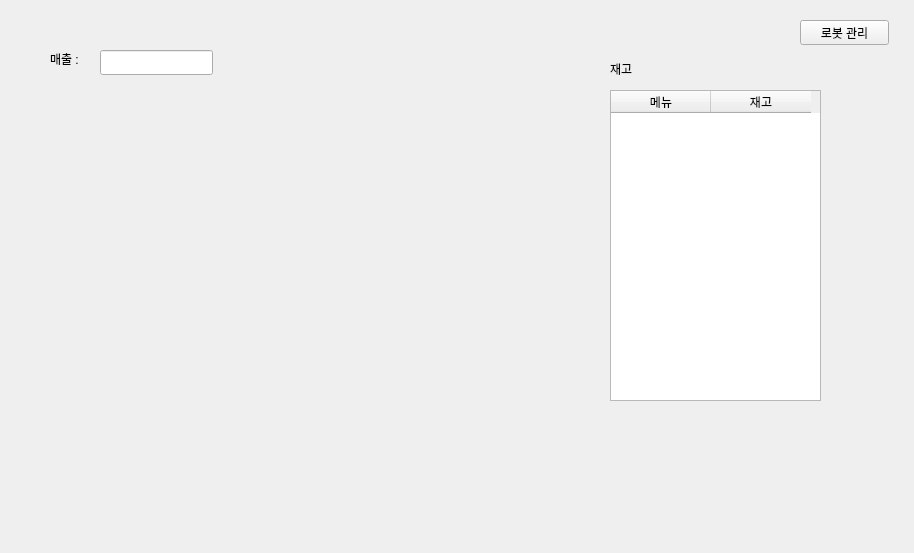
Qt form store/ui/store.ui (cccsssshh/Aris_Team5) before a commit.
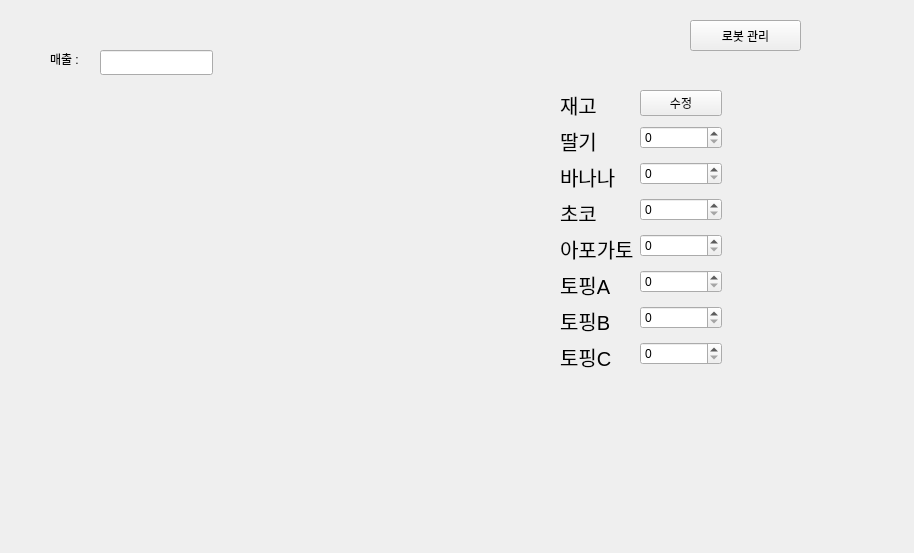
The same form after that commit.

The edit to the form file:
```diff
--- a/store/ui/store.ui
+++ b/store/ui/store.ui
@@ -17,10 +17,10 @@
    <widget class="QPushButton" name="robotManageBtn">
     <property name="geometry">
      <rect>
-      <x>800</x>
+      <x>690</x>
       <y>20</y>
-      <width>89</width>
-      <height>25</height>
+      <width>111</width>
+      <height>31</height>
      </rect>
     </property>
     <property name="text">
@@ -40,39 +40,6 @@
      <string>매출 :</string>
     </property>
    </widget>
-   <widget class="QTableWidget" name="stockTable">
-    <property name="geometry">
-     <rect>
-      <x>610</x>
-      <y>90</y>
-      <width>211</width>
-      <height>311</height>
-     </rect>
-    </property>
-    <column>
-     <property name="text">
-      <string>메뉴</string>
-     </property>
-    </column>
-    <column>
-     <property name="text">
-      <string>재고</string>
-     </property>
-    </column>
-   </widget>
-   <widget class="QLabel" name="stockLabel">
-    <property name="geometry">
-     <rect>
-      <x>610</x>
-      <y>60</y>
-      <width>67</width>
-      <height>17</height>
-     </rect>
-    </property>
-    <property name="text">
-     <string>재고</string>
-    </property>
-   </widget>
    <widget class="QWidget" name="calendarContainer" native="true">
     <property name="geometry">
      <rect>
@@ -96,6 +63,142 @@
      <bool>true</bool>
     </property>
    </widget>
+   <widget class="QWidget" name="">
+    <property name="geometry">
+     <rect>
+      <x>560</x>
+      <y>90</y>
+      <width>162</width>
+      <height>285</height>
+     </rect>
+    </property>
+    <layout class="QFormLayout" name="formLayout">
+     <item row="0" column="0">
+      <widget class="QLabel" name="stockLabel">
+       <property name="font">
+        <font>
+         <pointsize>15</pointsize>
+        </font>
+       </property>
+       <property name="text">
+        <string>재고</string>
+       </property>
+      </widget>
+     </item>
+     <item row="0" column="1">
+      <widget class="QPushButton" name="modifyBtn">
+       <property name="text">
+        <string>수정</string>
+       </property>
+      </widget>
+     </item>
+     <item row="1" column="0">
+      <widget class="QLabel" name="strawberryLabel">
+       <property name="font">
+        <font>
+         <pointsize>15</pointsize>
+        </font>
+       </property>
+       <property name="text">
+        <string>딸기</string>
+       </property>
+      </widget>
+     </item>
+     <item row="1" column="1">
+      <widget class="QSpinBox" name="strawberrySpinBox"/>
+     </item>
+     <item row="2" column="0">
+      <widget class="QLabel" name="bananaLabel">
+       <property name="font">
+        <font>
+         <pointsize>15</pointsize>
+        </font>
+       </property>
+       <property name="text">
+        <string>바나나</string>
+       </property>
+      </widget>
+     </item>
+     <item row="2" column="1">
+      <widget class="QSpinBox" name="bananaSpinBox"/>
+     </item>
+     <item row="3" column="0">
+      <widget class="QLabel" name="chocolateLabel">
+       <property name="font">
+        <font>
+         <pointsize>15</pointsize>
+        </font>
+       </property>
+       <property name="text">
+        <string>초코</string>
+       </property>
+      </widget>
+     </item>
+     <item row="3" column="1">
+      <widget class="QSpinBox" name="chocolateSpinBox"/>
+     </item>
+     <item row="4" column="0">
+      <widget class="QLabel" name="affogatoLabel">
+       <property name="font">
+        <font>
+         <pointsize>15</pointsize>
+        </font>
+       </property>
+       <property name="text">
+        <string>아포가토</string>
+       </property>
+      </widget>
+     </item>
+     <item row="4" column="1">
+      <widget class="QSpinBox" name="affogatoSpinBox"/>
+     </item>
+     <item row="5" column="0">
+      <widget class="QLabel" name="toppingALabel">
+       <property name="font">
+        <font>
+         <pointsize>15</pointsize>
+        </font>
+       </property>
+       <property name="text">
+        <string>토핑A</string>
+       </property>
+      </widget>
+     </item>
+     <item row="5" column="1">
+      <widget class="QSpinBox" name="toppingASpinBox"/>
+     </item>
+     <item row="6" column="0">
+      <widget class="QLabel" name="toppingBLabel">
+       <property name="font">
+        <font>
+         <pointsize>15</pointsize>
+        </font>
+       </property>
+       <property name="text">
+        <string>토핑B</string>
+       </property>
+      </widget>
+     </item>
+     <item row="6" column="1">
+      <widget class="QSpinBox" name="toppingBSpinBox"/>
+     </item>
+     <item row="7" column="0">
+      <widget class="QLabel" name="toppingCLabel">
+       <property name="font">
+        <font>
+         <pointsize>15</pointsize>
+        </font>
+       </property>
+       <property name="text">
+        <string>토핑C</string>
+       </property>
+      </widget>
+     </item>
+     <item row="7" column="1">
+      <widget class="QSpinBox" name="toppingCSpinBox"/>
+     </item>
+    </layout>
+   </widget>
   </widget>
  </widget>
  <resources/>
```
